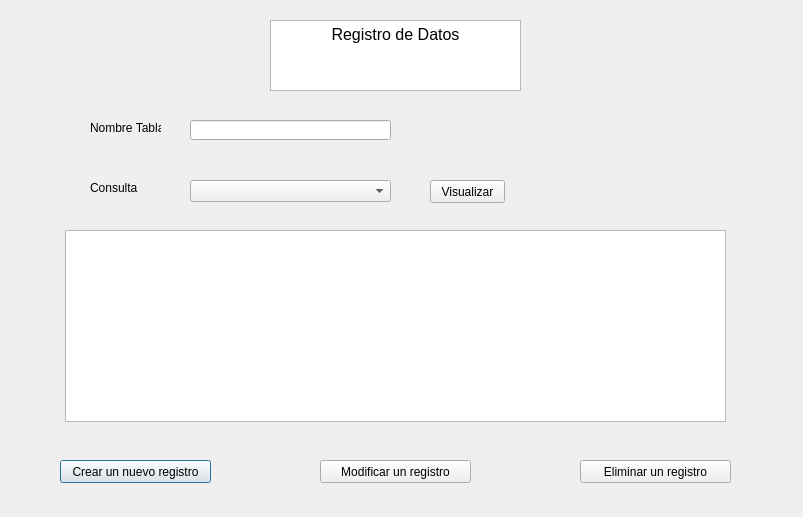
Old version of the form registros.ui in the repository Isaaciligaray/Proyecto-SISTEMAS.
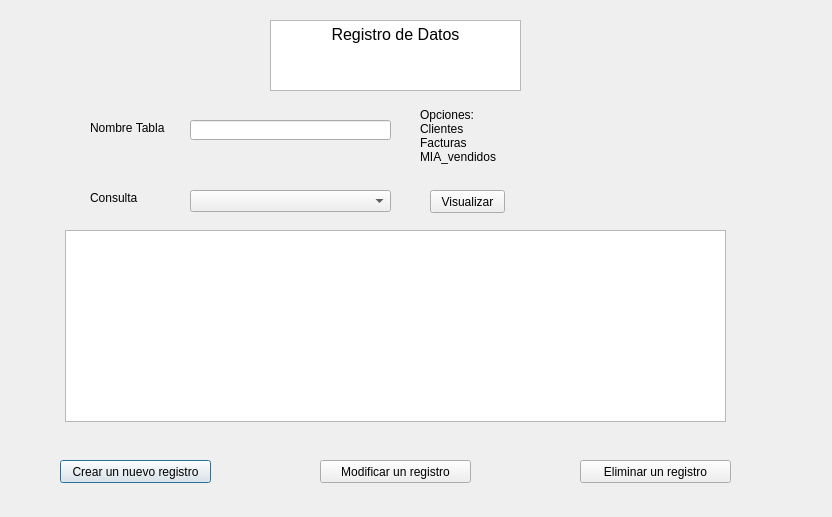
New version of the form.

```diff
--- a/registros.ui
+++ b/registros.ui
@@ -6,7 +6,7 @@
    <rect>
     <x>0</x>
     <y>0</y>
-    <width>803</width>
+    <width>832</width>
     <height>517</height>
    </rect>
   </property>
@@ -74,7 +74,7 @@
     <rect>
      <x>90</x>
      <y>120</y>
-     <width>71</width>
+     <width>81</width>
      <height>16</height>
     </rect>
    </property>
@@ -96,7 +96,7 @@
    <property name="geometry">
     <rect>
      <x>90</x>
-     <y>180</y>
+     <y>190</y>
      <width>71</width>
      <height>16</height>
     </rect>
@@ -109,7 +109,7 @@
    <property name="geometry">
     <rect>
      <x>190</x>
-     <y>180</y>
+     <y>190</y>
      <width>201</width>
      <height>22</height>
     </rect>
@@ -119,7 +119,7 @@
    <property name="geometry">
     <rect>
      <x>430</x>
-     <y>180</y>
+     <y>190</y>
      <width>75</width>
      <height>23</height>
     </rect>
@@ -138,6 +138,22 @@
     </rect>
    </property>
   </widget>
+  <widget class="QLabel" name="label_3">
+   <property name="geometry">
+    <rect>
+     <x>420</x>
+     <y>100</y>
+     <width>141</width>
+     <height>71</height>
+    </rect>
+   </property>
+   <property name="text">
+    <string>Opciones:
+Clientes
+Facturas
+MIA_vendidos</string>
+   </property>
+  </widget>
  </widget>
  <resources/>
  <connections/>
```
Left out of the diff: 2 changed lines with no effect on the pictures.
